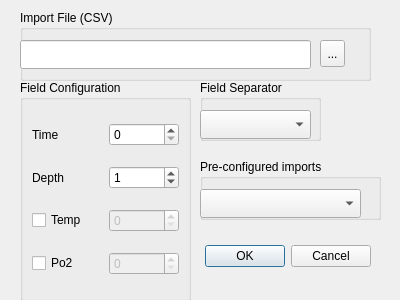
Qt form qt-ui/csvimportdialog.ui (subsurface/subsurface) before a commit.
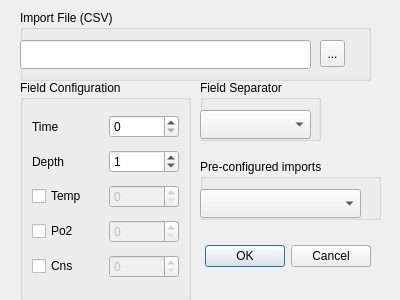
The same form after that commit.

Diff of the .ui file:
```diff
--- a/qt-ui/csvimportdialog.ui
+++ b/qt-ui/csvimportdialog.ui
@@ -166,6 +166,23 @@
       </property>
      </widget>
     </item>
+    <item row="4" column="1">
+     <widget class="QSpinBox" name="CSVcns">
+      <property name="enabled">
+       <bool>false</bool>
+      </property>
+      <property name="value">
+       <number>0</number>
+      </property>
+     </widget>
+    </item>
+    <item row="4" column="0">
+     <widget class="QCheckBox" name="cnsCheckBox">
+      <property name="text">
+       <string>Cns</string>
+      </property>
+     </widget>
+    </item>
    </layout>
    <zorder>label</zorder>
    <zorder>label_2</zorder>
```
Left out of the diff: 8 changed lines with no effect on the pictures.
